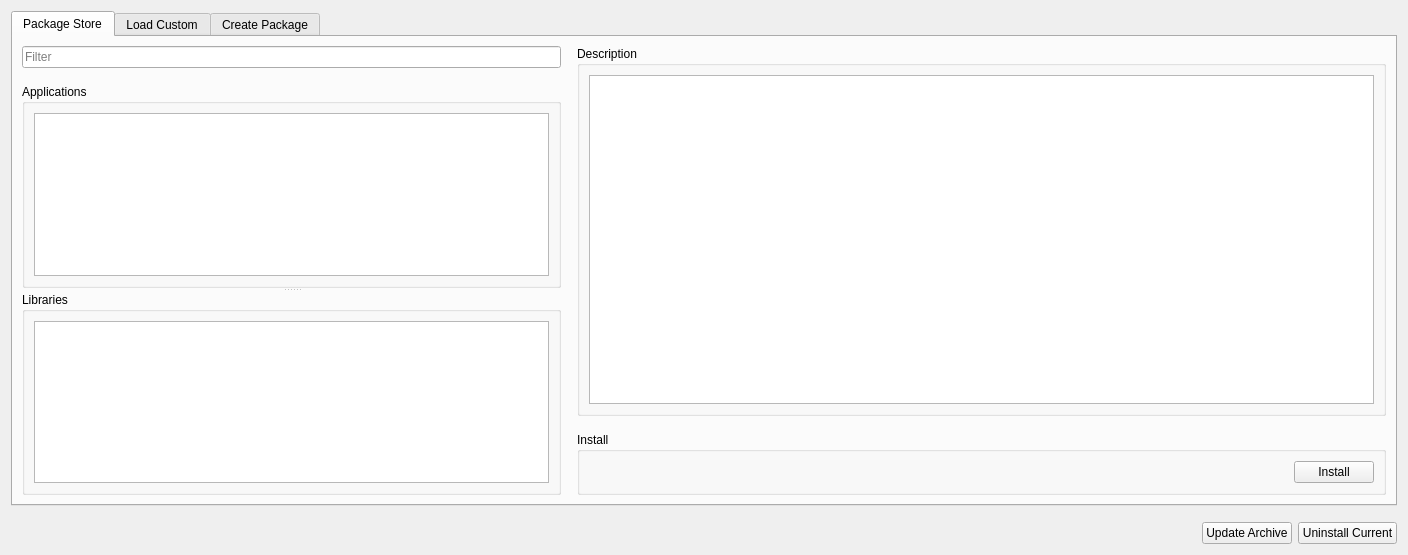
Before: the Qt Designer form pages/pagevescpackage.ui in Jfriesen222/vesc_tool, drawn with Qt 5.
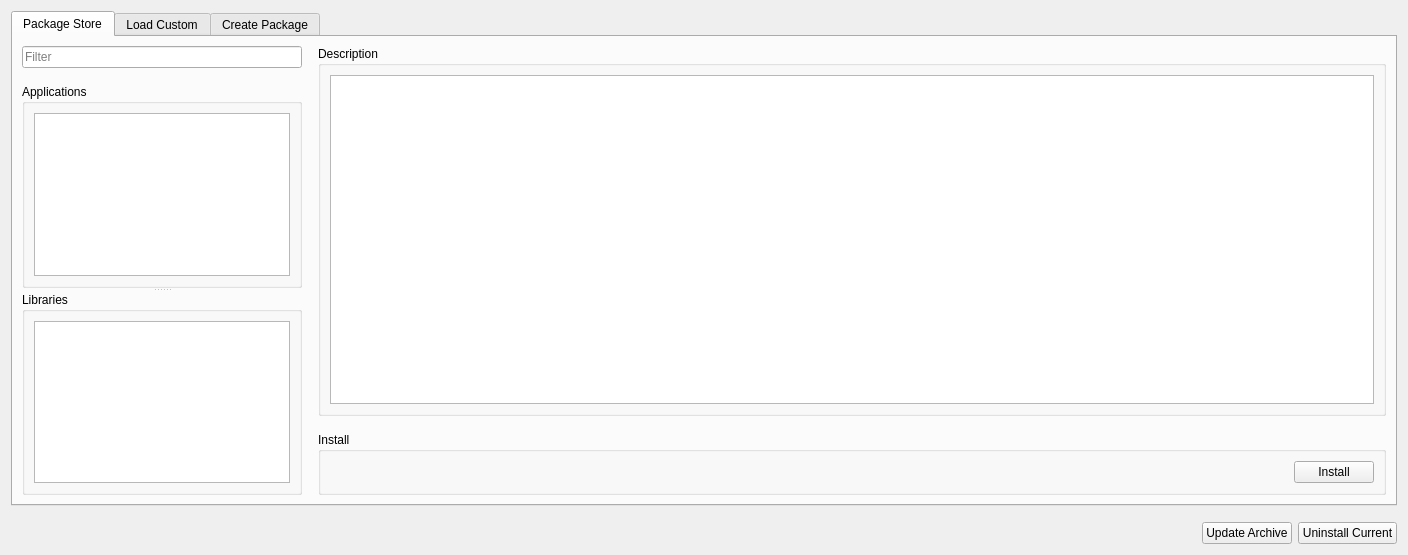
After: the same form once the commit is applied. Icons and pictures are not drawn. Custom widgets are drawn as their Qt base class.

What changed in the file:
```diff
--- a/pages/pagevescpackage.ui
+++ b/pages/pagevescpackage.ui
@@ -10,12 +10,6 @@
     <height>555</height>
    </rect>
   </property>
-  <property name="sizePolicy">
-   <sizepolicy hsizetype="Preferred" vsizetype="MinimumExpanding">
-    <horstretch>0</horstretch>
-    <verstretch>0</verstretch>
-   </sizepolicy>
-  </property>
   <property name="windowTitle">
    <string>Form</string>
   </property>
@@ -32,7 +26,7 @@
       <attribute name="title">
        <string>Package Store</string>
       </attribute>
-      <layout class="QHBoxLayout" name="horizontalLayout_8" stretch="2,3">
+      <layout class="QHBoxLayout" name="horizontalLayout_8" stretch="0,1">
        <property name="spacing">
         <number>16</number>
        </property>
@@ -73,7 +67,7 @@
                <property name="minimumSize">
                 <size>
                  <width>0</width>
-                 <height>0</height>
+                 <height>40</height>
                 </size>
                </property>
                <property name="editTriggers">
@@ -93,6 +87,12 @@
             <layout class="QVBoxLayout" name="verticalLayout_6">
              <item>
               <widget class="QListWidget" name="libraryList">
+               <property name="minimumSize">
+                <size>
+                 <width>0</width>
+                 <height>40</height>
+                </size>
+               </property>
                <property name="editTriggers">
                 <set>QAbstractItemView::EditTrigger::NoEditTriggers</set>
                </property>
```
Left out of the diff: 17 changed lines with no effect on the pictures.
